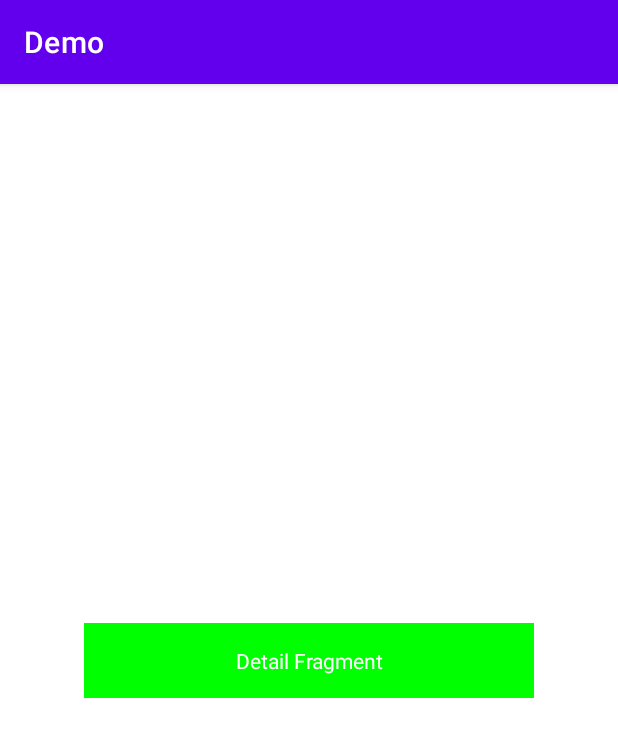
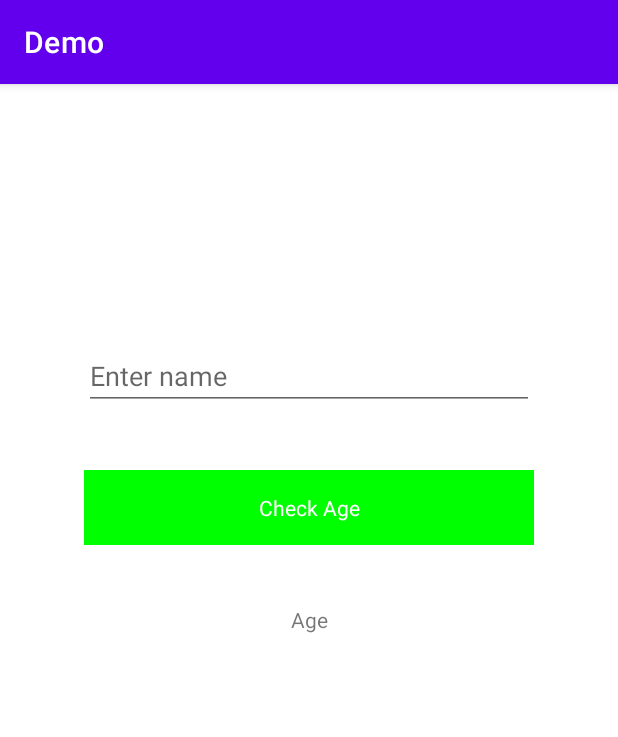
Before and after one commit to zavanton123/check-name-by-age, an Android app: the CheckAgeFragment screen opened through its navigation route, on a phone screen of 412 x 824 dp. Shown: the top 737 px of the screen. Run offline under Robolectric (Android 15) with nearby library versions, the phone set to English and light mode, and no system bars; our stand-ins replace data binding.

Commit message:
Name is shown

```diff
--- a/app/src/main/res/layout/fragment_check_age.xml
+++ b/app/src/main/res/layout/fragment_check_age.xml
@@ -17,18 +17,44 @@
         android:layout_height="match_parent"
         >
 
+        <EditText
+            android:id="@+id/etName"
+            android:layout_width="300dp"
+            android:layout_height="wrap_content"
+            android:layout_marginBottom="40dp"
+            android:hint="Enter name"
+            app:layout_constraintBottom_toTopOf="@id/tvDetail"
+            app:layout_constraintEnd_toEndOf="parent"
+            app:layout_constraintStart_toStartOf="parent"
+            app:layout_constraintTop_toTopOf="parent"
+            app:layout_constraintVertical_bias="0.3"
+            app:layout_constraintVertical_chainStyle="packed"
+            />
+
         <TextView
             android:id="@+id/tvDetail"
             android:layout_width="300dp"
             android:layout_height="50dp"
+            android:layout_marginBottom="40dp"
             android:background="@color/green"
             android:gravity="center"
-            android:text="Detail Fragment"
+            android:text="Check Age"
             android:textColor="@color/white"
+            app:layout_constraintBottom_toTopOf="@id/tvResult"
+            app:layout_constraintEnd_toEndOf="parent"
+            app:layout_constraintStart_toStartOf="parent"
+            app:layout_constraintTop_toBottomOf="@id/etName"
+            />
+
+        <TextView
+            android:id="@+id/tvResult"
+            android:layout_width="wrap_content"
+            android:layout_height="wrap_content"
+            android:text="Age"
             app:layout_constraintBottom_toBottomOf="parent"
             app:layout_constraintEnd_toEndOf="parent"
             app:layout_constraintStart_toStartOf="parent"
-            app:layout_constraintTop_toTopOf="parent"
+            app:layout_constraintTop_toBottomOf="@id/tvDetail"
             />
 
     </androidx.constraintlayout.widget.ConstraintLayout>
--- a/app/src/main/res/values/strings.xml
+++ b/app/src/main/res/values/strings.xml
@@ -1,3 +1,4 @@
 <resources>
     <string name="app_name">Demo</string>
+    <string name="name_with_age">The age of %1$s is %2$s</string>
 </resources>
```
Also changed, not shown: app/src/main/java/ru/zavanton/demo/main/fragments/check/ui/CheckAgeFragment.kt (+10 -3 lines), app/src/main/java/ru/zavanton/demo/main/fragments/check/ui/CheckAgeViewModel.kt (+9 -11 lines).
